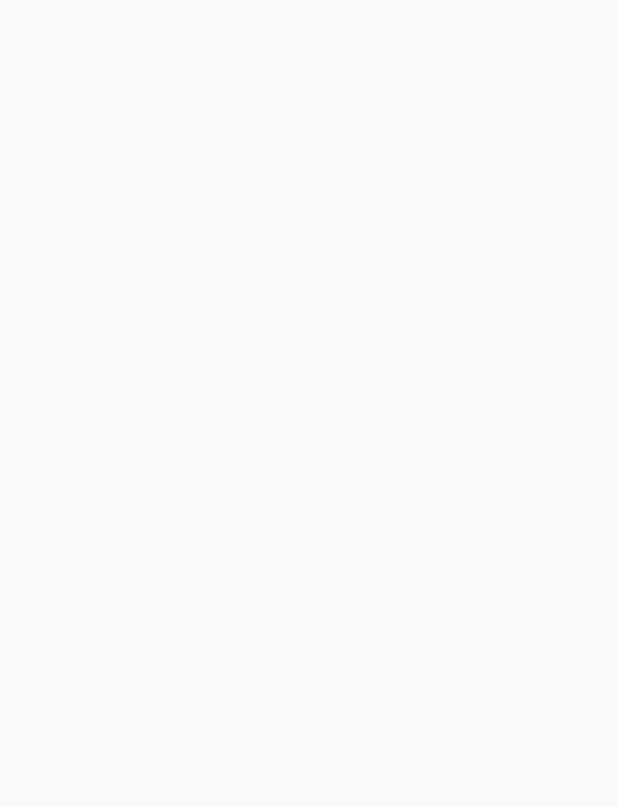
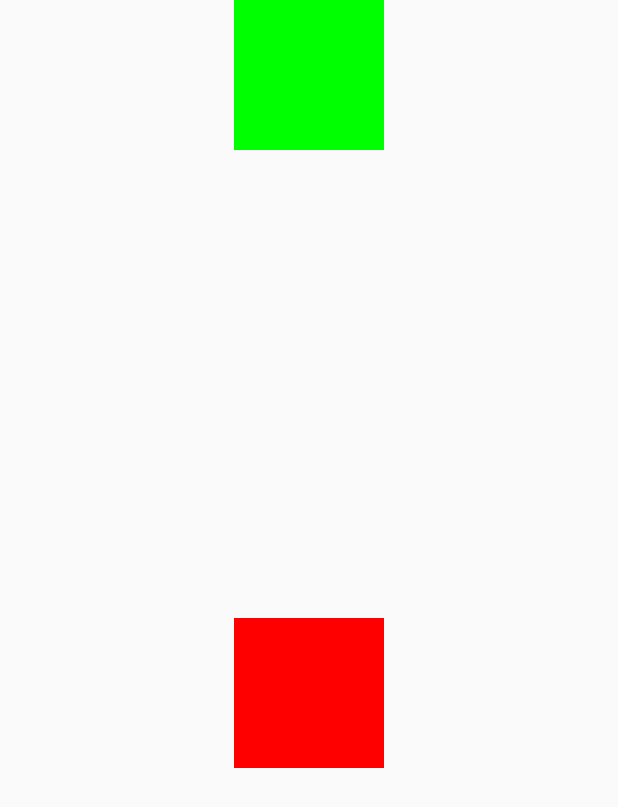
Before and after one commit to NancyN00/ForthJC, an Android app built with Jetpack Compose: the screen it shows after launch (MainActivity), on a phone screen of 412 x 824 dp. Before the commit the part shown is empty. Shown: the top 807 px of the screen. Run offline under Robolectric (Android 15) with nearby library versions, the phone set to English and light mode, and no system bars; our stand-ins replace constraintlayout-compose.

Commit message:
add constraint

```diff
--- a/app/build.gradle
+++ b/app/build.gradle
@@ -60,4 +60,5 @@ dependencies {
     androidTestImplementation "androidx.compose.ui:ui-test-junit4:$compose_ui_version"
     debugImplementation "androidx.compose.ui:ui-tooling:$compose_ui_version"
     debugImplementation "androidx.compose.ui:ui-test-manifest:$compose_ui_version"
+    implementation "androidx.constraintlayout:constraintlayout-compose:1.0.1"
 }
--- a/app/src/main/java/com/example/fourthjc/MainActivity.kt
+++ b/app/src/main/java/com/example/fourthjc/MainActivity.kt
@@ -3,19 +3,65 @@ package com.example.fourthjc
 import android.os.Bundle
 import androidx.activity.ComponentActivity
 import androidx.activity.compose.setContent
+import androidx.compose.foundation.background
+import androidx.compose.foundation.layout.Box
 import androidx.compose.foundation.layout.fillMaxSize
 import androidx.compose.material.MaterialTheme
 import androidx.compose.material.Surface
 import androidx.compose.material.Text
 import androidx.compose.runtime.Composable
 import androidx.compose.ui.Modifier
+import androidx.compose.ui.graphics.Color
+import androidx.compose.ui.layout.layoutId
 import androidx.compose.ui.tooling.preview.Preview
+import androidx.compose.ui.unit.dp
+import androidx.constraintlayout.compose.ChainStyle
+import androidx.constraintlayout.compose.ConstraintLayout
+import androidx.constraintlayout.compose.ConstraintSet
+import androidx.constraintlayout.compose.Dimension
 import com.example.fourthjc.ui.theme.FourthJCTheme
 
 class MainActivity : ComponentActivity() {
     override fun onCreate(savedInstanceState: Bundle?) {
         super.onCreate(savedInstanceState)
         setContent {
+
+            val constraints = ConstraintSet {
+                val greenBox = createRefFor("greenbox")
+                val redBox = createRefFor("redbox")
+                 val guideline = createGuidelineFromTop(0.5f)
+
+                constrain(greenBox) {
+                    top.linkTo(parent.top)
+                    start.linkTo(parent.start)
+                    //or.fillconstraints to fill all box
+                    width = Dimension.value(100.dp)
+                    height = Dimension.value(100.dp)
+                }
+                //the box right to green box
+                constrain(redBox) {
+                    //top.linkTo(parent.top)
+                    top.linkTo(guideline)
+                    start.linkTo(greenBox.end)
+                    width = Dimension.value(100.dp)
+                    height = Dimension.value(100.dp)
+                }
+
+                createHorizontalChain(greenBox,redBox, chainStyle = ChainStyle.Packed)
+            }
+            //tell the box it is green box.
+            ConstraintLayout(constraints, modifier = Modifier.fillMaxSize()) {
+                Box(modifier = Modifier
+                    .background(Color.Green)
+                    .layoutId("greenbox"))
+
+                ConstraintLayout(constraints, modifier = Modifier.fillMaxSize()) {
+                    Box(modifier = Modifier
+                        .background(Color.Red)
+                        .layoutId("redbox"))
+
+                }
+            }
         }
     }
 }
```
